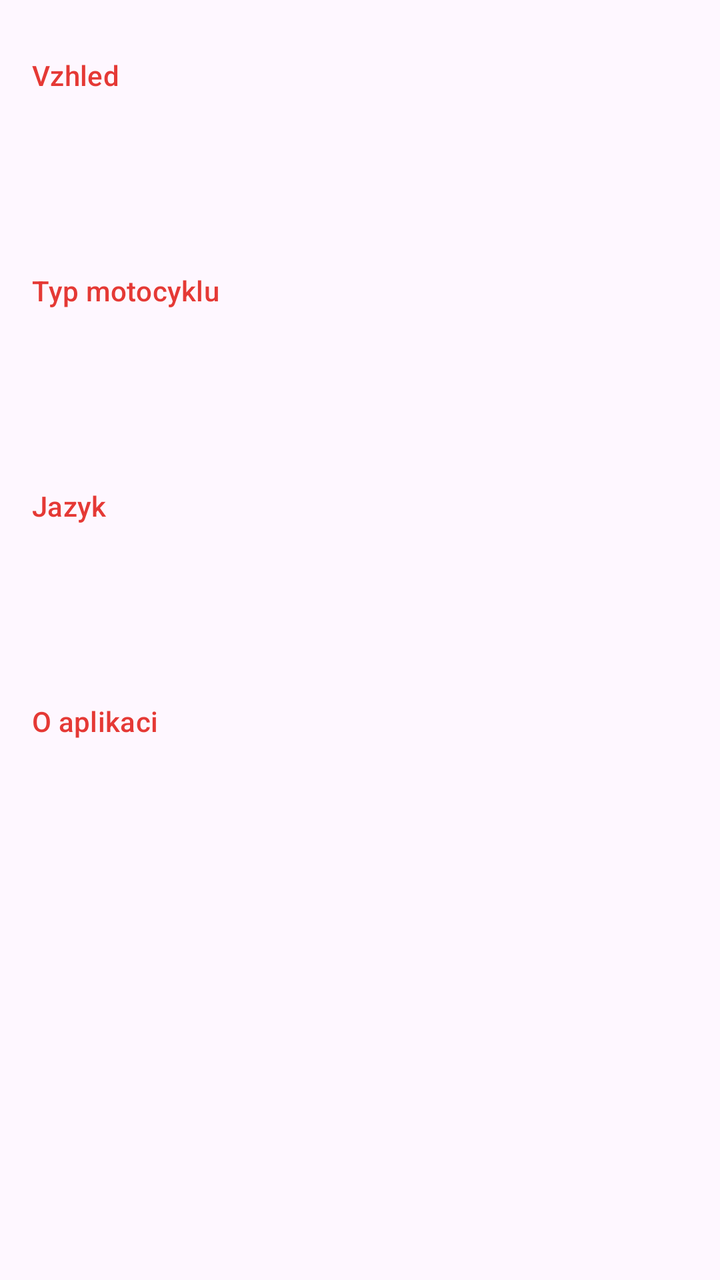
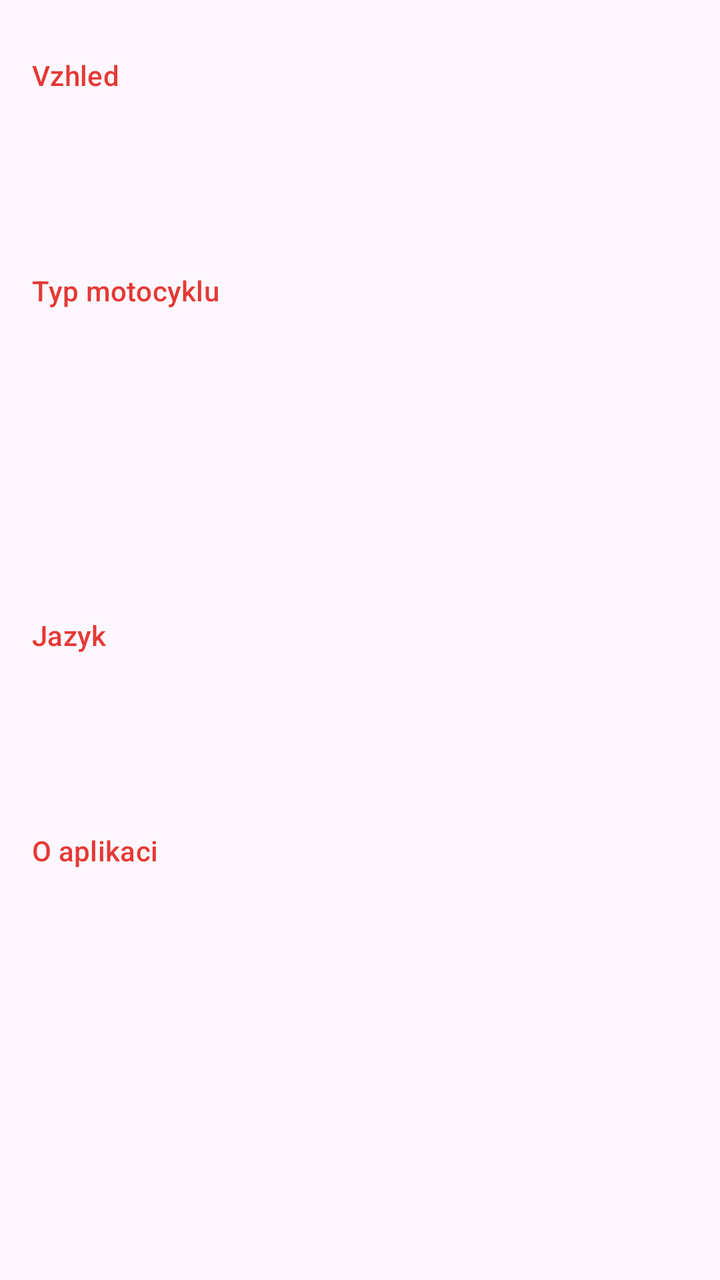

Compare the two renders of this Android layout. The source of the first and the diff that turns it into the second are given below.
<!-- AndroidManifest.xml: activity theme Theme.Motonavigace.WithActionBar -->
<!-- res/layout/activity_settings.xml -->
<?xml version="1.0" encoding="utf-8"?>
<ScrollView xmlns:android="http://schemas.android.com/apk/res/android"
    android:layout_width="match_parent"
    android:layout_height="match_parent">

    <LinearLayout
        android:layout_width="match_parent"
        android:layout_height="wrap_content"
        android:orientation="vertical"
        android:paddingVertical="8dp">

        <TextView style="@style/SettingsHeader" android:text="@string/settings_appearance" />
        <include android:id="@+id/theme" layout="@layout/item_setting" />

        <TextView style="@style/SettingsHeader" android:text="@string/settings_bike" />
        <include android:id="@+id/bike" layout="@layout/item_setting" />

        <TextView style="@style/SettingsHeader" android:text="@string/settings_language" />
        <include android:id="@+id/language" layout="@layout/item_setting" />

        <TextView style="@style/SettingsHeader" android:text="@string/settings_about" />
        <include android:id="@+id/about" layout="@layout/item_setting" />
    </LinearLayout>
</ScrollView>
<!-- res/layout/item_setting.xml (included above) -->
<?xml version="1.0" encoding="utf-8"?>
<LinearLayout xmlns:android="http://schemas.android.com/apk/res/android"
    android:layout_width="match_parent"
    android:layout_height="wrap_content"
    android:background="?attr/selectableItemBackground"
    android:minHeight="64dp"
    android:gravity="center_vertical"
    android:orientation="vertical"
    android:paddingHorizontal="16dp"
    android:paddingVertical="12dp">

    <TextView
        android:id="@+id/title"
        android:layout_width="wrap_content"
        android:layout_height="wrap_content"
        android:textAppearance="?attr/textAppearanceBodyLarge" />

    <TextView
        android:id="@+id/summary"
        android:layout_width="wrap_content"
        android:layout_height="wrap_content"
        android:textAppearance="?attr/textAppearanceBodyMedium"
        android:textColor="?android:attr/textColorSecondary" />
</LinearLayout>
<!-- resources referenced by this layout -->
<resources>
  <string name="settings_about">O aplikaci</string>
  <string name="settings_appearance">Vzhled</string>
  <string name="settings_bike">Typ motocyklu</string>
  <string name="settings_language">Jazyk</string>
  <style name="SettingsHeader">
          <item name="android:layout_width">match_parent</item>
          <item name="android:layout_height">wrap_content</item>
          <item name="android:paddingHorizontal">16dp</item>
          <item name="android:paddingTop">20dp</item>
          <item name="android:paddingBottom">4dp</item>
          <item name="android:textAppearance">?attr/textAppearanceTitleSmall</item>
          <item name="android:textColor">?attr/colorPrimary</item>
      </style>
  <style name="Theme.Motonavigace.WithActionBar" parent="Theme.Material3.DayNight">
          <item name="colorPrimary">#E53935</item>
          
          <item name="materialButtonStyle">@style/Glove.Button</item>
          <item name="materialButtonOutlinedStyle">@style/Glove.Button.Outlined</item>
          <item name="borderlessButtonStyle">@style/Glove.Button.Text</item>
          <item name="chipStyle">@style/Glove.Chip</item>
          <item name="materialAlertDialogTheme">@style/Glove.AlertDialog</item>
      </style>
  <style name="Glove.Button" parent="Widget.Material3.Button">
          <item name="android:minHeight">64dp</item>
          <item name="android:insetTop">4dp</item>
          <item name="android:insetBottom">4dp</item>
          <item name="android:textSize">17sp</item>
          <item name="android:paddingStart">24dp</item>
          <item name="android:paddingEnd">24dp</item>
      </style>
  <style name="Glove.Button.Outlined" parent="Widget.Material3.Button.OutlinedButton">
          <item name="android:minHeight">64dp</item>
          <item name="android:insetTop">4dp</item>
          <item name="android:insetBottom">4dp</item>
          <item name="android:textSize">17sp</item>
          <item name="android:paddingStart">24dp</item>
          <item name="android:paddingEnd">24dp</item>
      </style>
  <style name="Glove.Button.Text" parent="Widget.Material3.Button.TextButton">
          <item name="android:minHeight">64dp</item>
          <item name="android:insetTop">4dp</item>
          <item name="android:insetBottom">4dp</item>
          <item name="android:textSize">17sp</item>
      </style>
  <style name="Glove.Chip" parent="Widget.Material3.Chip.Filter">
          <item name="chipMinHeight">48dp</item>
          <item name="android:textSize">16sp</item>
          <item name="chipStartPadding">12dp</item>
          <item name="chipEndPadding">12dp</item>
      </style>
  <style name="Glove.AlertDialog" parent="ThemeOverlay.Material3.MaterialAlertDialog">
          <item name="buttonBarPositiveButtonStyle">@style/Glove.Button.Text</item>
          <item name="buttonBarNegativeButtonStyle">@style/Glove.Button.Text</item>
          <item name="buttonBarNeutralButtonStyle">@style/Glove.Button.Text</item>
      </style>
</resources>

<!-- the commit's change to res/layout/activity_settings.xml (unified diff, before → after) -->
@@ -13,6 +13,7 @@
         <include android:id="@+id/theme" layout="@layout/item_setting" />
 
         <TextView style="@style/SettingsHeader" android:text="@string/settings_bike" />
+        <include android:id="@+id/manufacturer" layout="@layout/item_setting" />
         <include android:id="@+id/bike" layout="@layout/item_setting" />
 
         <TextView style="@style/SettingsHeader" android:text="@string/settings_language" />
